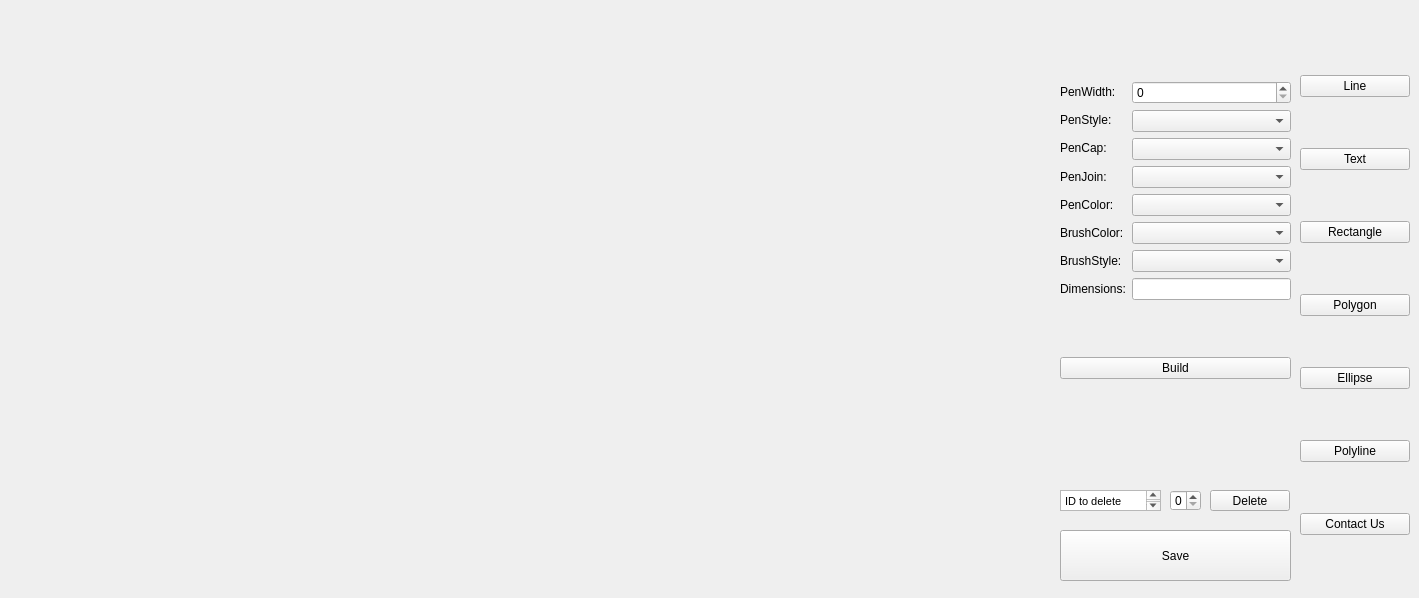
Old version of the form 2DGraphicsModeler/dialog.ui in the repository PoorgrammerDev/2D-Graphics-Modeler.
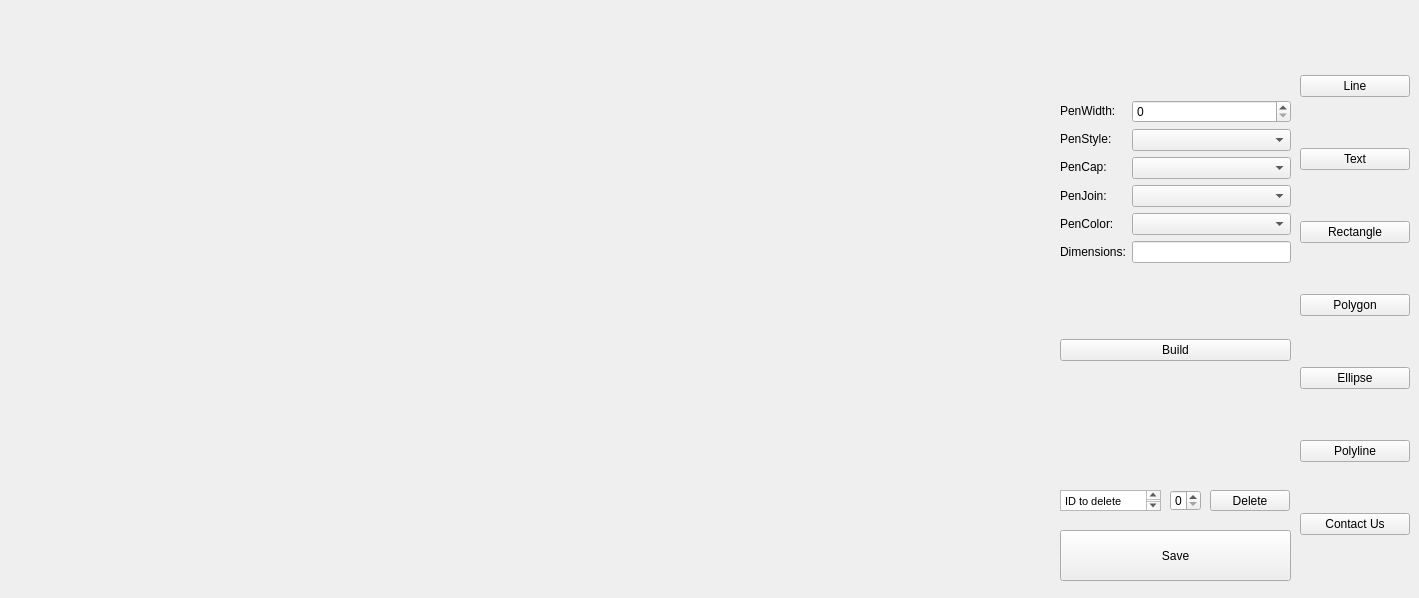
New version of the form. The open tabs and pages were chosen to show the change. Icons and pictures are not drawn. Custom widgets are drawn as their Qt base class.

The edit to the form file:
```diff
--- a/2DGraphicsModeler/dialog.ui
+++ b/2DGraphicsModeler/dialog.ui
@@ -585,12 +585,6 @@
         <item>
          <widget class="QComboBox" name="pl_penColorBox"/>
         </item>
-        <item>
-         <widget class="QComboBox" name="pl_brushColorBox"/>
-        </item>
-        <item>
-         <widget class="QComboBox" name="pl_brushStyleBox"/>
-        </item>
         <item>
          <widget class="QLineEdit" name="pl_dim"/>
         </item>
@@ -633,20 +627,6 @@
           </property>
          </widget>
         </item>
-        <item>
-         <widget class="QLabel" name="label_53">
-          <property name="text">
-           <string>BrushColor:</string>
-          </property>
-         </widget>
-        </item>
-        <item>
-         <widget class="QLabel" name="label_54">
-          <property name="text">
-           <string>BrushStyle:</string>
-          </property>
-         </widget>
-        </item>
         <item>
          <widget class="QLabel" name="label_55">
           <property name="text">
```
Left out of the diff: 12 changed lines with no effect on the pictures.
